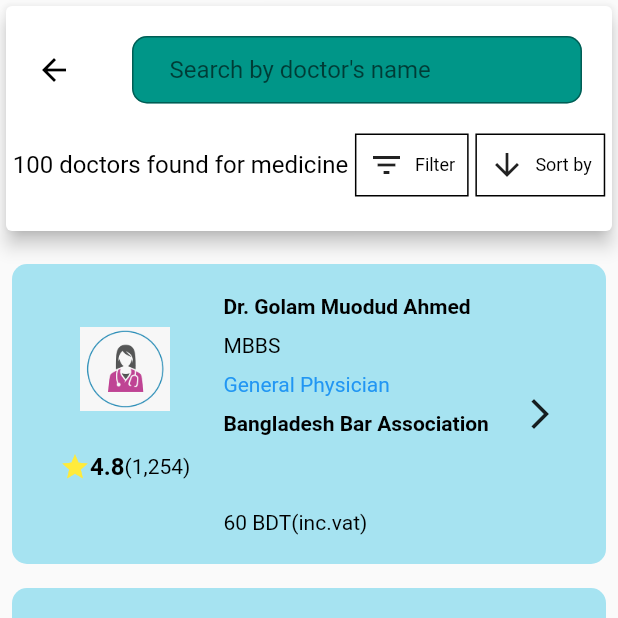
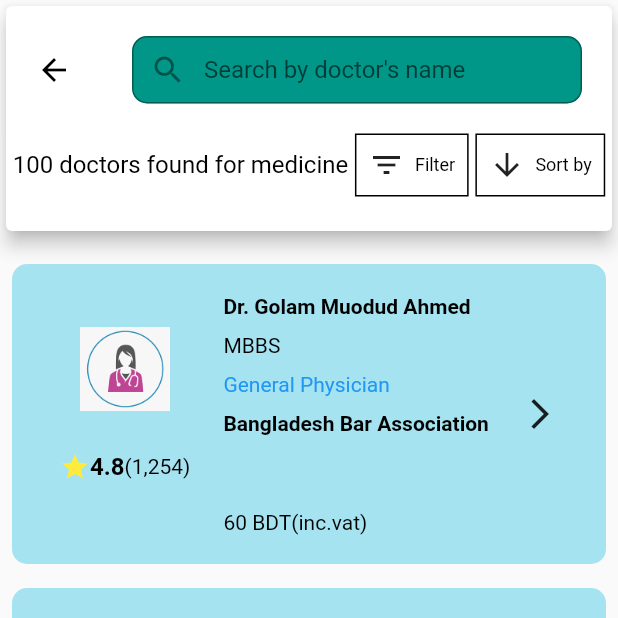
Before and after one commit to abuniaz/e_health_ui, a Flutter app: the DoctorsHome screen opened directly, after a tap on "General Physician", on a phone screen of 412 x 824 dp, the top half of it. Run offline on Flutter 3.47's test engine with Material 2 defaults, Android fonts, the phone set to English and light mode, and no system bars.

Commit message:
Update doctors_details.dart

```diff
--- a/lib/Doctors_List/doctors_details.dart
+++ b/lib/Doctors_List/doctors_details.dart
@@ -36,7 +36,8 @@ class DoctorDetails extends StatelessWidget {
                           decoration: InputDecoration(
                               border: OutlineInputBorder(
                                   borderRadius: BorderRadius.circular(10)),
-                              hintText: "Search by doctor's name"),
+                              hintText: "Search by doctor's name",
+                              prefixIcon: const Icon(Icons.search)),
                         ),
                       )
                     ],
@@ -78,7 +79,8 @@ class DoctorDetails extends StatelessWidget {
                   DoctorsName(),
                 ],
               ),
-          ))
+            ),
+          )
         ],
       ),
     );
```
Lines whose indentation alone changed are shown as unchanged.
